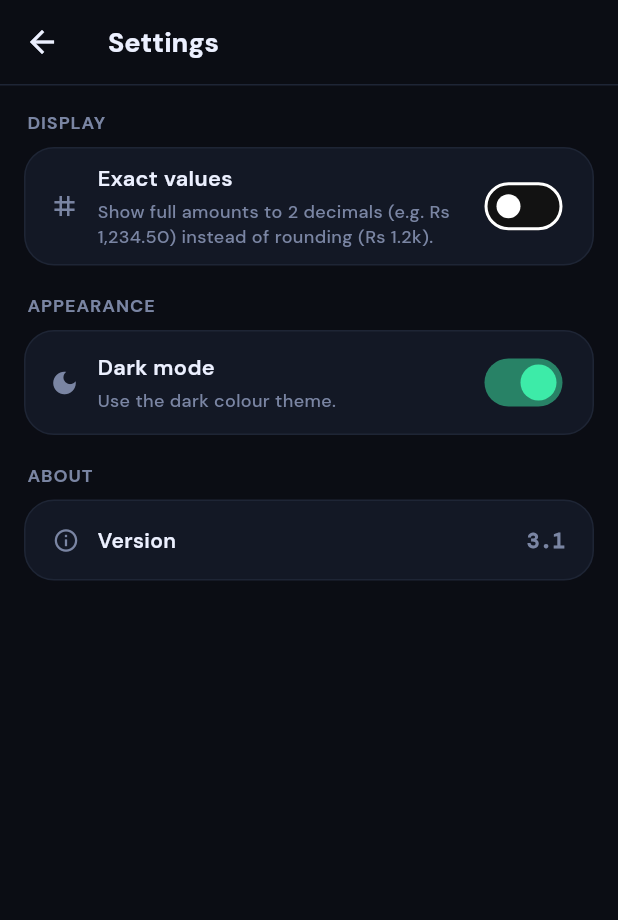
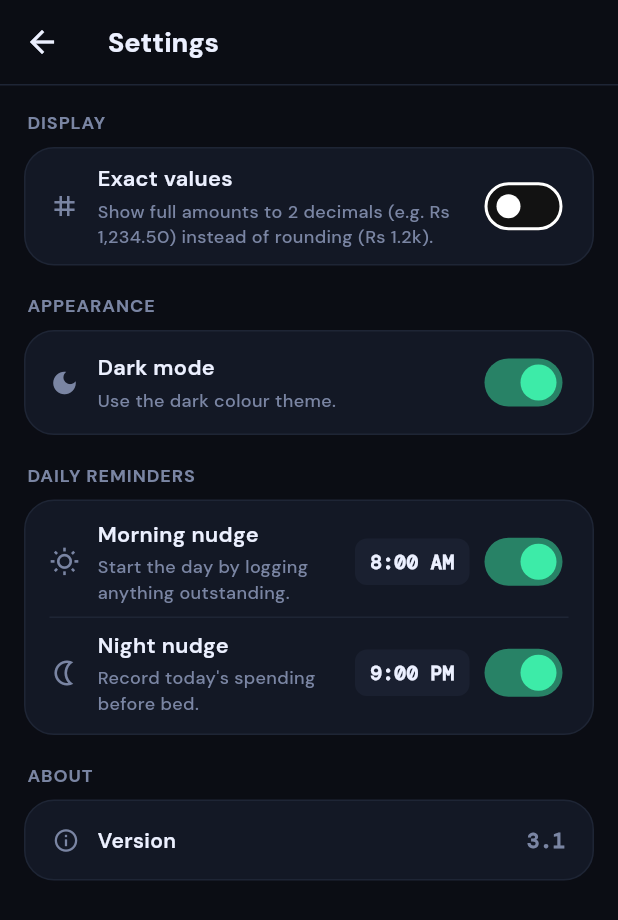
Before and after one commit to Esandu-Meth-Obadaarachchi/FinanceTrackerApp, a Flutter app: the SettingsScreen screen opened directly, on a phone screen of 412 x 824 dp. Shown: the top 920 px of the screen. Run offline on Flutter 3.47's test engine with Material 3 defaults, Android fonts, the phone set to English and light mode, and no system bars; our stand-ins replace cloud_firestore, firebase_auth, firebase_core, flutter_local_notifications, flutter_timezone, google_fonts and 4 more; accounts and stored records are empty.

Commit message:
Add local notification foundation and daily reminders
Phase 3 — Notifications (local):
- Deps: flutter_local_notifications, timezone, flutter_timezone
- NotificationService: init + timezone resolve, channels, permission
  request, daily-reminder scheduling (repeats via DateTimeComponents.time),
  one-off scheduling and immediate show() for later phases. Web-guarded and
  failure-tolerant throughout; exact-alarm falls back to inexact.
- main.dart initialises the service; HomeShell requests permission and
  re-arms daily reminders once per signed-in session
- Settings gains a Daily Reminders card (morning + night toggles and
  time pickers), hidden on web
- Android: POST_NOTIFICATIONS / SCHEDULE_EXACT_ALARM / USE_EXACT_ALARM /
  RECEIVE_BOOT_COMPLETED perms, scheduled + boot receivers, and core
  library desugaring (required by the plugin for scheduled notifications)

Co-Authored-By: Claude Opus 4.8 <noreply@anthropic.com>

```diff
--- a/lib/main.dart
+++ b/lib/main.dart
@@ -7,6 +7,7 @@ import 'firebase_options.dart';
 import 'screens/auth/auth_screen.dart';
 import 'screens/home_shell.dart';
 import 'services/auth_service.dart';
+import 'services/notification_service.dart';
 import 'state/app_state.dart';
 import 'theme/app_text.dart';
 import 'theme/palette.dart';
@@ -17,6 +18,11 @@ Future<void> main() async {
 
   final themeController = ThemeController();
   await themeController.load();
+
+  // Local notifications (daily reminders, custom reminders, foreground push).
+  // No-op on web; never throws. Permission is requested once the user reaches
+  // the home screen (see HomeShell).
+  await NotificationService.instance.init();
 
   // Initialise Firebase. Stays gracefully degraded until
   // `flutterfire configure` injects the real project keys.
--- a/lib/screens/settings_screen.dart
+++ b/lib/screens/settings_screen.dart
@@ -1,7 +1,9 @@
+import 'package:flutter/foundation.dart' show kIsWeb;
 import 'package:flutter/material.dart';
 import 'package:provider/provider.dart';
 
 import '../app_info.dart';
+import '../services/notification_service.dart';
 import '../theme/app_text.dart';
 import '../theme/palette.dart';
 import '../theme/theme_controller.dart';
@@ -71,6 +73,11 @@ class SettingsScreen extends StatelessWidget {
               onChanged: (_) => theme.toggle(),
             ),
           ),
+          if (!kIsWeb) ...[
+            const SizedBox(height: 18),
+            _sectionLabel(colors, 'DAILY REMINDERS'),
+            _DailyRemindersCard(colors: colors),
+          ],
           const SizedBox(height: 18),
           _sectionLabel(colors, 'ABOUT'),
           AppCard(
@@ -155,3 +162,146 @@ class SettingsScreen extends StatelessWidget {
     );
   }
 }
+
+/// Morning + night "log your transactions" reminders. Loads saved times,
+/// persists + reschedules on every change. Android/iOS only (hidden on web).
+class _DailyRemindersCard extends StatefulWidget {
+  const _DailyRemindersCard({required this.colors});
+  final Palette colors;
+
+  @override
+  State<_DailyRemindersCard> createState() => _DailyRemindersCardState();
+}
+
+class _DailyRemindersCardState extends State<_DailyRemindersCard> {
+  DailyReminderPrefs? _prefs;
+
+  @override
+  void initState() {
+    super.initState();
+    NotificationService.instance.loadDailyPrefs().then((p) {
+      if (mounted) setState(() => _prefs = p);
+    });
+  }
+
+  Future<void> _update(DailyReminderPrefs next) async {
+    setState(() => _prefs = next);
+    await NotificationService.instance.requestPermissions();
+    await NotificationService.instance.saveDailyPrefs(next);
+  }
+
+  Future<void> _pickTime(bool morning) async {
+    final p = _prefs!;
+    final picked = await showTimePicker(
+      context: context,
+      initialTime: morning ? p.morningTime : p.nightTime,
+    );
+    if (picked == null) return;
+    _update(morning
+        ? p.copyWith(morningTime: picked)
+        : p.copyWith(nightTime: picked));
+  }
+
+  @override
+  Widget build(BuildContext context) {
+    final colors = widget.colors;
+    final p = _prefs;
+    if (p == null) {
+      return AppCard(
+        colors: colors,
+        child: Text('Loading…', style: sans(size: 13, color: colors.sub)),
+      );
+    }
+    return AppCard(
+      colors: colors,
+      padding: const EdgeInsets.symmetric(horizontal: 8, vertical: 4),
+      child: Column(
+        children: [
+          _reminderRow(
+            colors,
+            Icons.wb_sunny_outlined,
+            'Morning nudge',
+            'Start the day by logging anything outstanding.',
+            p.morningOn,
+            p.morningTime,
+            (v) => _update(p.copyWith(morningOn: v)),
+            () => _pickTime(true),
+          ),
+          ThinDivider(colors: colors, indent: 8),
+          _reminderRow(
+            colors,
+            Icons.nightlight_outlined,
+            'Night nudge',
+            "Record today's spending before bed.",
+            p.nightOn,
+            p.nightTime,
+            (v) => _update(p.copyWith(nightOn: v)),
+            () => _pickTime(false),
+          ),
+        ],
+      ),
+    );
+  }
+
+  Widget _reminderRow(
+    Palette colors,
+    IconData icon,
+    String title,
+    String subtitle,
+    bool value,
+    TimeOfDay time,
+    ValueChanged<bool> onToggle,
+    VoidCallback onPickTime,
+  ) {
+    return Padding(
+      padding: const EdgeInsets.symmetric(horizontal: 8, vertical: 8),
+      child: Row(
+        children: [
+          Icon(icon, size: 20, color: colors.sub),
+          const SizedBox(width: 12),
+          Expanded(
+            child: Column(
+              crossAxisAlignment: CrossAxisAlignment.start,
+              children: [
+                Text(title,
+                    style: sans(
+                        size: 14.5,
+                        weight: FontWeight.w600,
+                        color: colors.text)),
+                const SizedBox(height: 2),
+                Text(subtitle, style: sans(size: 12, color: colors.sub)),
+              ],
+            ),
+          ),
+          const SizedBox(width: 6),
+          Opacity(
+            opacity: value ? 1 : 0.4,
+            child: GestureDetector(
+              onTap: value ? onPickTime : null,
+              child: Container(
+                padding:
+                    const EdgeInsets.symmetric(horizontal: 10, vertical: 6),
+                decoration: BoxDecoration(
+                  color: colors.inputBg,
+                  borderRadius: BorderRadius.circular(8),
+                ),
+                child: Text(time.format(context),
+                    style: mono(
+                        size: 13,
+                        weight: FontWeight.w700,
+                        color: colors.text)),
+              ),
+            ),
+          ),
+          const SizedBox(width: 6),
+          Switch(
+            value: value,
+            activeColor: const Color(0xFF3DEBA8),
+            activeTrackColor: const Color(0xFF3DEBA8).withValues(alpha: 0.5),
+            onChanged: onToggle,
+          ),
+        ],
+      ),
+    );
+  }
+}
--- a/pubspec.yaml
+++ b/pubspec.yaml
@@ -32,6 +32,9 @@ dependencies:
 
   # Google sign-in
   google_sign_in: ^6.2.1
+  flutter_local_notifications: ^22.0.1
+  timezone: ^0.11.0
+  flutter_timezone: ^5.1.0
 
 dev_dependencies:
   flutter_test:
```
Also changed, not shown: lib/screens/home_shell.dart (+12 -0 lines), lib/services/notification_service.dart (added, +354 -0 lines), pubspec.lock, 7 other files.
